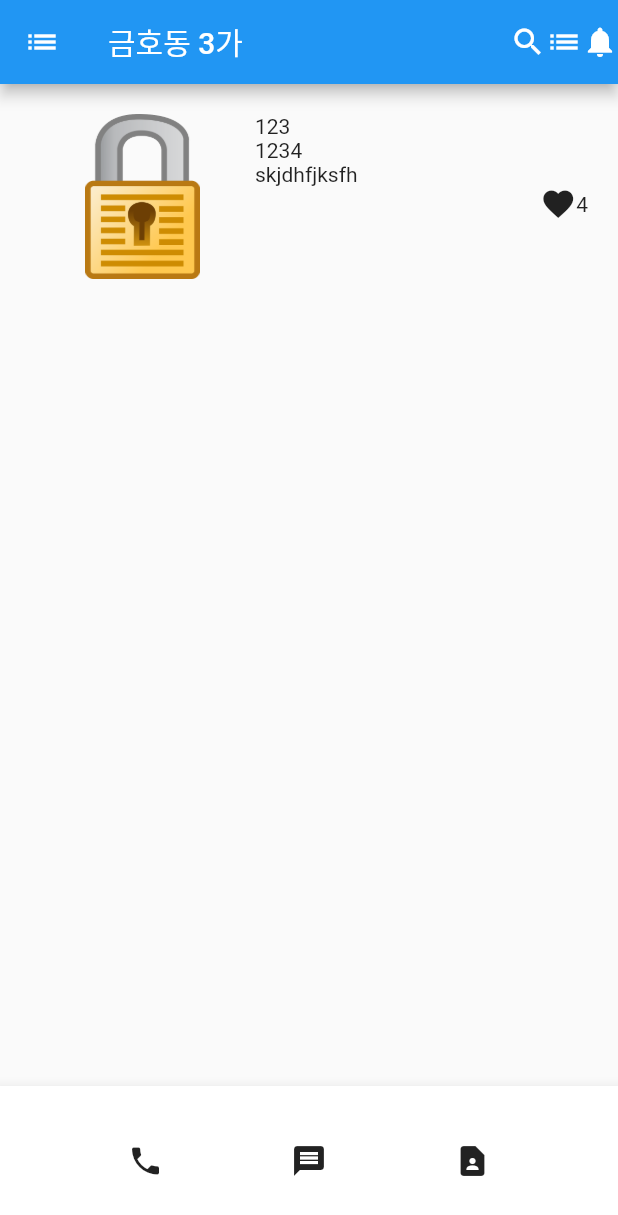
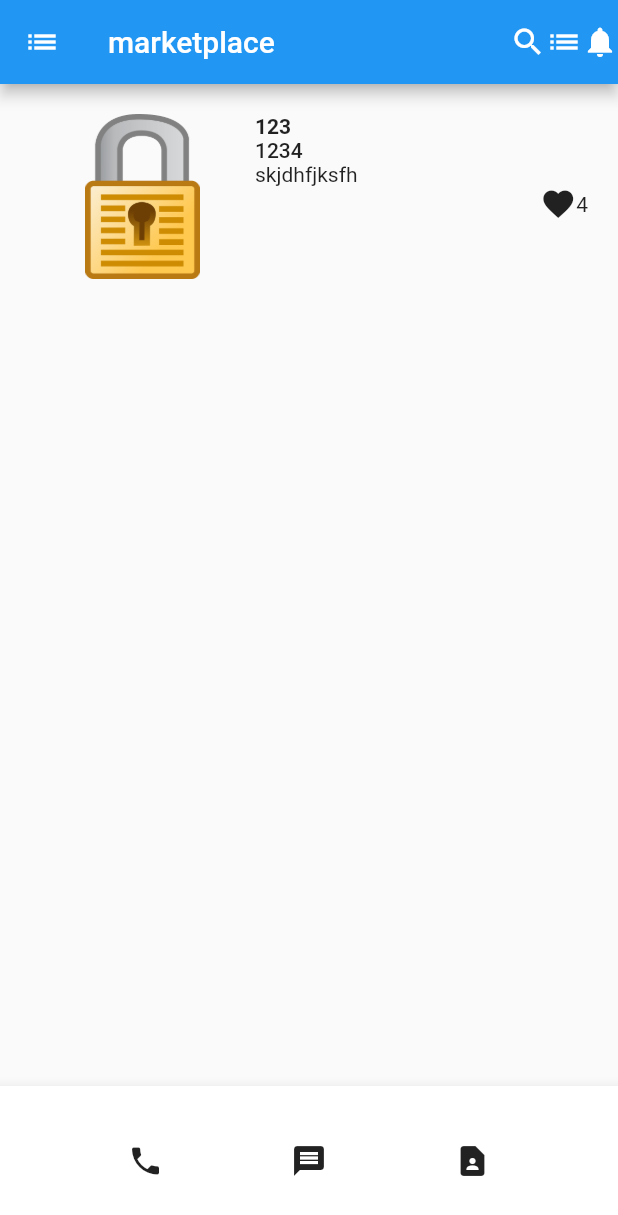
Before and after one commit to zhwltlr/flutter_contact, a Flutter app: the screen it shows after launch, on a phone screen of 412 x 824 dp. Shown: the top 1215 px of the screen. Run offline on Flutter 3.47's test engine with Material 2 defaults, Android fonts, the phone set to English and light mode, and no system bars.

```diff
--- a/lib/main.dart
+++ b/lib/main.dart
@@ -13,7 +13,7 @@ class MyApp extends StatelessWidget {
   Widget build(BuildContext context) {
     return MaterialApp(
       home: Scaffold(
-        appBar: AppBar( leading: Icon(Icons.list),title: Text('금호동 3가'), actions: [Icon(Icons.search),Icon(Icons.list),Icon(Icons.notifications)],),
+        appBar: AppBar( leading: Icon(Icons.list),title: Text('marketplace'), actions: [Icon(Icons.search),Icon(Icons.list),Icon(Icons.notifications)],),
         body: Container(
           height: 150,
           padding: EdgeInsets.all(20),
@@ -24,8 +24,8 @@ class MyApp extends StatelessWidget {
                 child: Column(
                   crossAxisAlignment: CrossAxisAlignment.start,
                   children: [
-                    Text('123', style: TextStyle(),),
-                    Text('1234'),
+                    Text('123', style: TextStyle(fontWeight: FontWeight.w700 ),),
+                    Text('1234', style: TextStyle(fontWeight: FontWeight.w500),),
                     Text('skjdhfjksfh'),
                     Row(
                       mainAxisAlignment: MainAxisAlignment.end,
```
Also changed, not shown: 1 other file.
